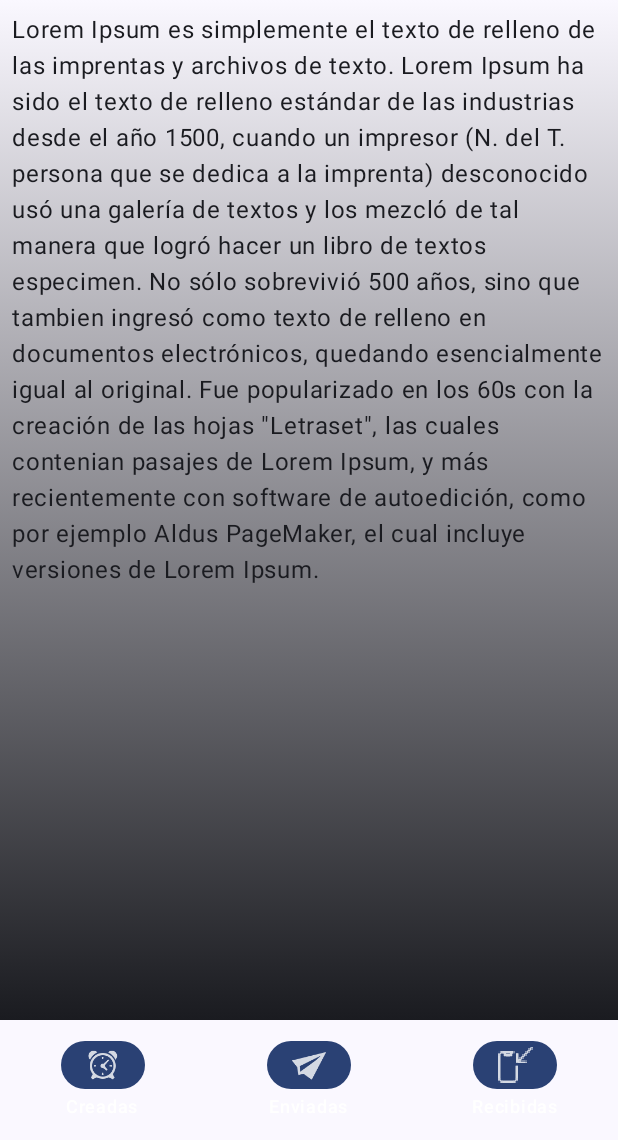
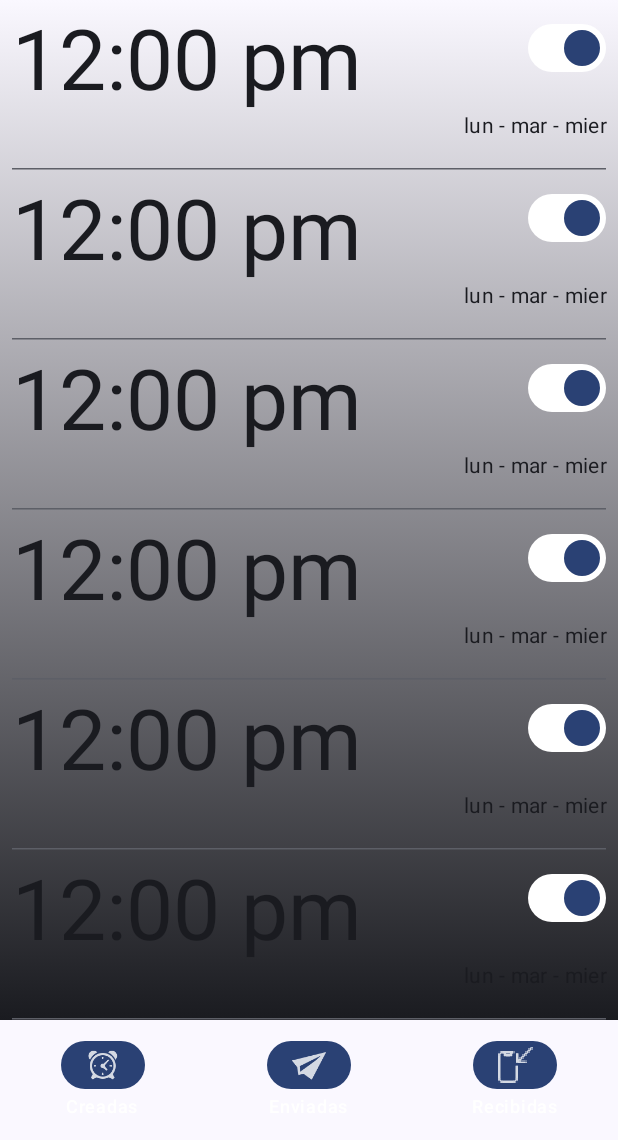
Before and after one commit to jcdejesus/2024-14-UX-homalarm, an Android app built with Jetpack Compose: the screen it shows after launch (MainActivity), on a phone screen of 412 x 824 dp, the part 96-1236 px from its top. Run offline under Robolectric (Android 15) with nearby library versions, the phone set to English and light mode, and no system bars.

Commit message:
Implementa lista de alarmas

```diff
--- /dev/null
+++ b/mobile/app/src/main/java/com/example/homalarm/AlarmaComponente.kt
@@ -0,0 +1,51 @@
+package com.example.homalarm
+
+import androidx.compose.foundation.layout.Column
+import androidx.compose.foundation.layout.Row
+import androidx.compose.foundation.layout.fillMaxWidth
+import androidx.compose.foundation.layout.height
+import androidx.compose.material3.MaterialTheme
+import androidx.compose.material3.Switch
+import androidx.compose.material3.SwitchDefaults
+import androidx.compose.material3.Text
+import androidx.compose.runtime.Composable
+import androidx.compose.runtime.getValue
+import androidx.compose.runtime.mutableStateOf
+import androidx.compose.runtime.remember
+import androidx.compose.runtime.setValue
+import androidx.compose.ui.Modifier
+import androidx.compose.ui.text.style.TextAlign
+import androidx.compose.ui.unit.dp
+
+@Composable
+fun AlarmaComponente() {
+    Row(modifier = Modifier.fillMaxWidth().height(96.dp)){
+        Column(modifier = Modifier.fillMaxWidth()){
+            Row(modifier = Modifier.fillMaxWidth()){
+                Row(modifier = Modifier.weight(2f)){
+                    Text(text = "12:00 pm", style = MaterialTheme.typography.titleLarge)
+                }
+                Row(){
+                    var checked by remember { mutableStateOf(true) }
+
+                    Switch(
+                        checked = checked,
+                        onCheckedChange = {
+                            checked = it
+                        },
+                        colors = SwitchDefaults.colors(
+                            checkedThumbColor = MaterialTheme.colorScheme.primary,
+                            checkedTrackColor = MaterialTheme.colorScheme.onTertiary,
+                            uncheckedThumbColor = MaterialTheme.colorScheme.primary,
+                            uncheckedTrackColor = MaterialTheme.colorScheme.tertiaryContainer)
+                    )
+
+
+                }
+            }
+            Row(modifier = Modifier.fillMaxWidth()){
+                Text(text = "lun - mar - mier", style = MaterialTheme.typography.bodyMedium, modifier = Modifier.fillMaxWidth(), textAlign = TextAlign.Right)
+            }
+        }
+    }
+}
--- a/mobile/app/src/main/java/com/example/homalarm/AlarmasCreadas.kt
+++ b/mobile/app/src/main/java/com/example/homalarm/AlarmasCreadas.kt
@@ -7,14 +7,15 @@ import androidx.compose.foundation.layout.fillMaxHeight
 import androidx.compose.foundation.layout.fillMaxSize
 import androidx.compose.foundation.layout.fillMaxWidth
 import androidx.compose.foundation.layout.padding
-import androidx.compose.foundation.lazy.LazyColumn
 import androidx.compose.foundation.rememberScrollState
 import androidx.compose.foundation.verticalScroll
-import androidx.compose.material3.Text
+import androidx.compose.material3.HorizontalDivider
 import androidx.compose.runtime.Composable
 import androidx.compose.ui.Alignment
 import androidx.compose.ui.Modifier
 import androidx.compose.ui.platform.LocalContext
+import androidx.compose.ui.unit.dp
+import com.example.homalarm.utils.generarLista
 import com.example.homalarm.utils.verticalGradient
 
 
@@ -22,8 +23,7 @@ import com.example.homalarm.utils.verticalGradient
 fun AlarmasCreadas(
     navigateTo: (String) -> Unit
 ) {
-
-    val context = LocalContext.current
+    val alarmas = generarLista(10)
 
     Box(
         modifier = Modifier
@@ -47,8 +47,12 @@ fun AlarmasCreadas(
                     .fillMaxHeight()
                     .verticalScroll(rememberScrollState())
             ) {
-                Text(text = "Lorem Ipsum es simplemente el texto de relleno de las imprentas y archivos de texto. Lorem Ipsum ha sido el texto de relleno estándar de las industrias desde el año 1500, cuando un impresor (N. del T. persona que se dedica a la imprenta) desconocido usó una galería de textos y los mezcló de tal manera que logró hacer un libro de textos especimen. No sólo sobrevivió 500 años, sino que tambien ingresó como texto de relleno en documentos electrónicos, quedando esencialmente igual al original. Fue popularizado en los 60s con la creación de las hojas \"Letraset\", las cuales contenian pasajes de Lorem Ipsum, y más recientemente con software de autoedición, como por ejemplo Aldus PageMaker, el cual incluye versiones de Lorem Ipsum.")
+                alarmas.forEach { index ->
+                    AlarmaComponente()
+                    SeparadorComponente()
+                }
             }
+
         }
     }
 }
--- a/mobile/app/src/main/java/com/example/homalarm/MainActivity.kt
+++ b/mobile/app/src/main/java/com/example/homalarm/MainActivity.kt
@@ -26,20 +26,27 @@ import androidx.compose.material3.Text
 import androidx.compose.material3.TopAppBar
 import androidx.compose.material3.TopAppBarDefaults.topAppBarColors
 import androidx.compose.runtime.Composable
+import androidx.compose.runtime.getValue
+import androidx.compose.runtime.mutableStateOf
+import androidx.compose.runtime.remember
+import androidx.compose.runtime.setValue
 import androidx.compose.ui.Modifier
 import androidx.compose.ui.graphics.Brush
 import androidx.compose.ui.graphics.Color
 import androidx.compose.ui.graphics.TileMode
 import androidx.compose.ui.layout.ContentScale
 import androidx.compose.ui.res.painterResource
+import androidx.compose.ui.res.stringResource
 import androidx.compose.ui.semantics.contentDescription
 import androidx.compose.ui.semantics.semantics
+import androidx.compose.ui.text.style.TextAlign
 import androidx.compose.ui.unit.dp
 import androidx.navigation.NavController
 import com.example.homalarm.ui.theme.HomalarmTheme
 import com.example.homalarm.utils.Screen
 import androidx.navigation.compose.NavHost
 import androidx.navigation.compose.composable
+import androidx.navigation.compose.currentBackStackEntryAsState
 import androidx.navigation.compose.rememberNavController
 
 class MainActivity : ComponentActivity() {
@@ -77,6 +84,8 @@ fun ScaffoldBase(){
         Screen.Recibidas,
     )
 
+    val navController = rememberNavController()
+
     Scaffold(
         topBar = {
             TopAppBar(
@@ -85,7 +94,15 @@ fun ScaffoldBase(){
                     titleContentColor = MaterialTheme.colorScheme.onPrimary,
                 ),
                 title = {
-                    Text("Top app bar")
+                    val navBackStackEntry by navController.currentBackStackEntryAsState()
+                    val currentDestination = navBackStackEntry?.destination?.route
+                    val title = when(currentDestination) {
+                        Screen.EditarAlarmaCompartida.route -> Screen.EditarAlarmaCompartida.label
+                        Screen.EditarAlarma.route -> Screen.EditarAlarma.label
+                        Screen.EditarAlarmaRecibida.route -> Screen.EditarAlarmaRecibida.label
+                        else -> stringResource(R.string.top_bar_title)
+                    }
+                    title?.let { Text(it,modifier = Modifier.fillMaxWidth(), textAlign = TextAlign.Center, style = MaterialTheme.typography.titleMedium) }
                 }
             )
         },
@@ -120,8 +137,8 @@ fun ScaffoldBase(){
                                         contentDescription = screen.contentDescription,
                                         contentScale = ContentScale.FillHeight,
                                         modifier = Modifier
-                                            .width(24.dp)
-                                            .height(24.dp)
+                                            .width(IconSizes.bottomTab)
+                                            .height(IconSizes.bottomTab)
                                     )
                                 }
                             )
@@ -131,7 +148,6 @@ fun ScaffoldBase(){
         }
     ){
         innerPadding ->
-        val navController = rememberNavController()
         // A surface container using the 'background' color from the theme
         NavHost(navController = navController, startDestination = Screen.Creadas.route) {
             composable(Screen.Creadas.route){
--- /dev/null
+++ b/mobile/app/src/main/java/com/example/homalarm/SeparadorComponente.kt
@@ -0,0 +1,13 @@
+package com.example.homalarm
+
+import androidx.compose.foundation.layout.padding
+import androidx.compose.material3.HorizontalDivider
+import androidx.compose.material3.MaterialTheme
+import androidx.compose.runtime.Composable
+import androidx.compose.ui.Modifier
+import androidx.compose.ui.unit.dp
+
+@Composable
+fun SeparadorComponente() {
+    HorizontalDivider(thickness = 1.dp, modifier = Modifier.padding(vertical = UiPadding.medium), color = MaterialTheme.colorScheme.outline)
+}
--- /dev/null
+++ b/mobile/app/src/main/java/com/example/homalarm/Sizes.kt
@@ -0,0 +1,6 @@
+package com.example.homalarm
+
+import androidx.compose.ui.unit.dp
+object IconSizes {
+    val bottomTab = 24.dp
+}
--- a/mobile/app/src/main/java/com/example/homalarm/ui/theme/Color.kt
+++ b/mobile/app/src/main/java/com/example/homalarm/ui/theme/Color.kt
@@ -15,8 +15,10 @@ var Green400 = Color(0xFF6CB5A8)
 
 var Redwine500 = Color(0xFF67113F)
 
-var Gray500 = Color(0xFFD9D9D9)
-var Gray400 = Color(0xFF5C636E)
+var Gray500 = Color(0xFF5C636E)
+var Gray400 = Color(0xFFCACACA)
+var Gray300 = Color(0xFFD9D9D9)
+var Gray200 = Color(0xFFD3D6DB)
 
 var Red500 = Color(0xFFDC2F2F)
 
--- a/mobile/app/src/main/java/com/example/homalarm/ui/theme/Theme.kt
+++ b/mobile/app/src/main/java/com/example/homalarm/ui/theme/Theme.kt
@@ -29,6 +29,12 @@ private val LightColorScheme = lightColorScheme(
     onBackground = Blue300,
     secondary = Redwine500,
     onSecondary = White500,
+    tertiary = Green500,
+    onTertiary = Green400,
+    tertiaryContainer = Gray300,
+    outline = Gray200
+
+
 
 
     /* Other default colors to override
@@ -45,7 +51,6 @@ private val LightColorScheme = lightColorScheme(
 @Composable
 fun HomalarmTheme(
     darkTheme: Boolean = isSystemInDarkTheme(),
-    // Dynamic color is available on Android 12+
     dynamicColor: Boolean = true,
     content: @Composable () -> Unit
 ) {
--- a/mobile/app/src/main/java/com/example/homalarm/ui/theme/Type.kt
+++ b/mobile/app/src/main/java/com/example/homalarm/ui/theme/Type.kt
@@ -14,7 +14,30 @@ val Typography = Typography(
         fontSize = 16.sp,
         lineHeight = 24.sp,
         letterSpacing = 0.5.sp
+    ),
+    titleLarge = TextStyle(
+        fontFamily = FontFamily.Default,
+        fontWeight = FontWeight.Normal,
+        fontSize = 56.sp,
+        lineHeight = 28.sp,
+        letterSpacing = 0.sp
+    ),
+    titleMedium = TextStyle(
+        fontFamily = FontFamily.Default,
+        fontWeight = FontWeight.Normal,
+        fontSize = 22.sp,
+        lineHeight = 28.sp,
+        letterSpacing = 0.sp
+    ),
+    titleSmall = TextStyle(
+        fontFamily = FontFamily.Default,
+        fontWeight = FontWeight.Normal,
+        fontSize = 11.sp,
+        lineHeight = 28.sp,
+        letterSpacing = 0.sp
     )
+
+
     /* Other default text styles to override
     titleLarge = TextStyle(
         fontFamily = FontFamily.Default,
--- /dev/null
+++ b/mobile/app/src/main/java/com/example/homalarm/utils/Listas.kt
@@ -0,0 +1,10 @@
+package com.example.homalarm.utils
+
+import androidx.compose.runtime.Composable
+
+@Composable
+fun generarLista(
+    cantidad: Int
+): MutableList<Int> {
+    return generateSequence { cantidad }.take(cantidad).toMutableList()
+}
--- a/mobile/app/src/main/java/com/example/homalarm/utils/Screen.kt
+++ b/mobile/app/src/main/java/com/example/homalarm/utils/Screen.kt
@@ -7,7 +7,10 @@ sealed class Screen(val route: String, val label: String, val icon: Int?, val co
     data object Creadas : Screen("AlarmasCreadas", "Creadas", R.drawable.alarm, "Alarmas Creadas")
     data object Enviadas : Screen("AlarmasEnviadas", "Enviadas", R.drawable.sent, "Alarmas Enviadas")
     data object Recibidas : Screen("AlarmasRecibidas", "Recibidas", R.drawable.received, "Alarmas Recibidas")
-
+    data object CrearAlarma : Screen("CrearAlarma", "Crear Alarma", R.drawable.received, "Crear Alarma")
+    data object EditarAlarma : Screen("EditarAlarma", "Editar Alarma", R.drawable.received, "Editar Alarma")
+    data object EditarAlarmaCompartida : Screen("EditarAlarmaCompartida", "Editar Alarma Compartida", R.drawable.received, "Editar Alarma Compartida")
+    data object EditarAlarmaRecibida : Screen("EditarAlarmaRecibida", "Editar Alarma Recibida", R.drawable.received, "Editar Alarma Recibida")
 
     /* data object CollectorDetail : Screen("collectors/{collectorId}", "ColeccionistaDetalle", null, null)
     data object ArtistDetail : Screen("artists/{artistId}", "ArtistaDetalle", null, null)
--- a/mobile/app/src/main/res/values/strings.xml
+++ b/mobile/app/src/main/res/values/strings.xml
@@ -1,3 +1,4 @@
 <resources>
     <string name="app_name">Homalarm</string>
+    <string name="top_bar_title">HOMALARM</string>
 </resources>
--- a/mobile/gradle/libs.versions.toml
+++ b/mobile/gradle/libs.versions.toml
@@ -9,6 +9,7 @@ lifecycleRuntimeKtx = "2.8.0"
 activityCompose = "1.9.0"
 composeBom = "2023.08.00"
 navigationCompose = "2.8.1"
+material3Android = "1.3.0"
 
 [libraries]
 androidx-core-ktx = { group = "androidx.core", name = "core-ktx", version.ref = "coreKtx" }
@@ -26,6 +27,7 @@ androidx-ui-test-manifest = { group = "androidx.compose.ui", name = "ui-test-man
 androidx-ui-test-junit4 = { group = "androidx.compose.ui", name = "ui-test-junit4" }
 androidx-material3 = { group = "androidx.compose.material3", name = "material3" }
 androidx-navigation-compose = { group = "androidx.navigation", name = "navigation-compose", version.ref = "navigationCompose" }
+androidx-material3-android = { group = "androidx.compose.material3", name = "material3-android", version.ref = "material3Android" }
 
 [plugins]
 androidApplication = { id = "com.android.application", version.ref = "agp" }
```
